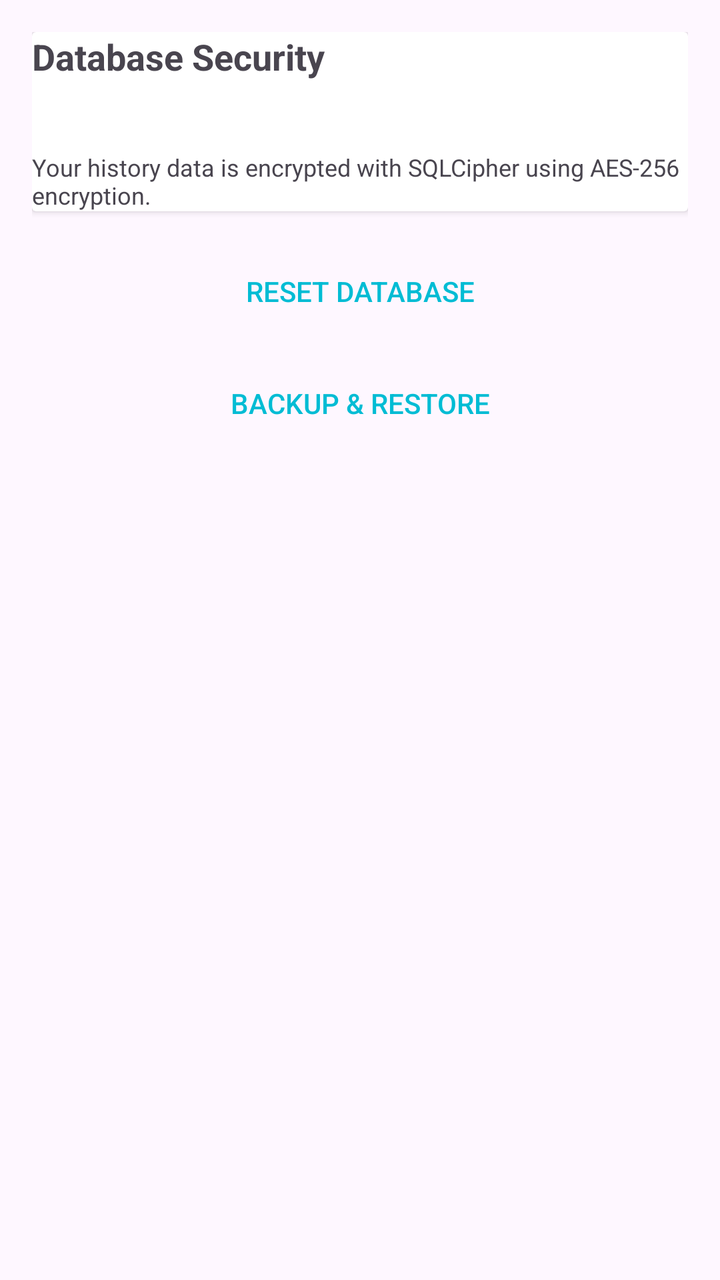
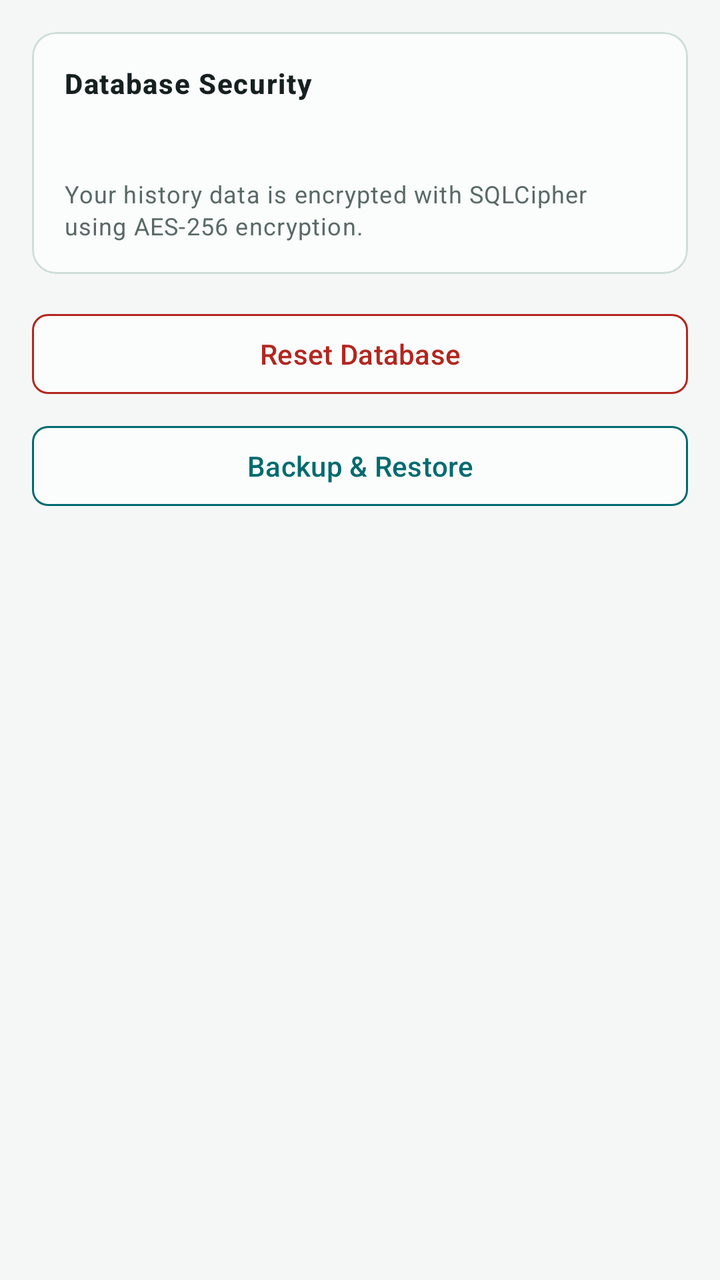

Before-and-after screenshots of an Android layout around one commit, followed by the original layout XML and the change that was made.
<!-- AndroidManifest.xml: application theme Theme.QRCodeSimple -->
<!-- res/layout/activity_database_security.xml -->
<?xml version="1.0" encoding="utf-8"?>
<ScrollView xmlns:android="http://schemas.android.com/apk/res/android"
    xmlns:app="http://schemas.android.com/apk/res-auto"
    android:layout_width="match_parent"
    android:layout_height="match_parent"
    android:padding="16dp">

    <LinearLayout
        android:layout_width="match_parent"
        android:layout_height="wrap_content"
        android:orientation="vertical">

        
        <androidx.cardview.widget.CardView
            android:layout_width="match_parent"
            android:layout_height="wrap_content"
            android:layout_marginBottom="16dp">

            <LinearLayout
                android:layout_width="match_parent"
                android:layout_height="wrap_content"
                android:orientation="vertical">

                <TextView
                    android:layout_width="wrap_content"
                    android:layout_height="wrap_content"
                    android:text="@string/database_security"
                    android:textSize="18sp"
                    android:textStyle="bold"
                    android:layout_marginBottom="8dp" />

                <TextView
                    android:id="@+id/tvEncryptionStatus"
                    android:layout_width="wrap_content"
                    android:layout_height="wrap_content"
                    android:textSize="14sp" />

                <TextView
                    android:layout_width="wrap_content"
                    android:layout_height="wrap_content"
                    android:layout_marginTop="8dp"
                    android:text="@string/sqlcipher_description"
                    android:textSize="12sp"
                    android:textColor="?android:attr/textColorSecondary" />

            </LinearLayout>

        </androidx.cardview.widget.CardView>

        
        <Button
            android:id="@+id/btnResetDatabase"
            android:layout_width="match_parent"
            android:layout_height="wrap_content"
            android:layout_marginBottom="8dp"
            android:text="@string/reset_database"
            android:textColor="?attr/colorPrimary"

            style="?android:attr/borderlessButtonStyle" />

        
        <Button
            android:id="@+id/btnExportBackup"
            android:layout_width="match_parent"
            android:layout_height="wrap_content"
            android:text="@string/backup_restore"
            android:textColor="?attr/colorPrimary"

            style="?android:attr/borderlessButtonStyle" />

    </LinearLayout>

</ScrollView>
<!-- resources referenced by this layout -->
<resources>
  <style name="Theme.QRCodeSimple" parent="Theme.Material3.DayNight.NoActionBar">
          <item name="colorPrimary">@color/cyan_500</item>
          <item name="colorPrimaryVariant">@color/cyan_700</item>
          <item name="colorOnPrimary">@color/black</item>
          <item name="colorSecondary">@color/teal_200</item>
          <item name="colorSecondaryVariant">@color/teal_700</item>
          <item name="colorOnSecondary">@color/black</item>
          <item name="android:statusBarColor">?attr/colorPrimaryVariant</item>
      </style>
  <color name="cyan_500">#FF00BCD4</color>
  <color name="cyan_700">#FF0097A7</color>
  <color name="black">#FF000000</color>
  <color name="teal_200">#FF03DAC5</color>
  <color name="teal_700">#FF018786</color>
  <!-- unchanged entries left out for length: 4 -->
</resources>

<!-- the commit's change to res/layout/activity_database_security.xml (unified diff, before → after) -->
@@ -3,7 +3,8 @@
     xmlns:app="http://schemas.android.com/apk/res-auto"
     android:layout_width="match_parent"
     android:layout_height="match_parent"
-    android:padding="16dp">
+    android:background="@color/app_background"
+    android:padding="@dimen/space_16">
 
     <LinearLayout
         android:layout_width="match_parent"
@@ -11,7 +12,8 @@
         android:orientation="vertical">
 
         
-        <androidx.cardview.widget.CardView
+        <com.google.android.material.card.MaterialCardView
+            style="@style/Widget.QRCodeSimple.Panel"
             android:layout_width="match_parent"
             android:layout_height="wrap_content"
             android:layout_marginBottom="16dp">
@@ -19,54 +21,49 @@
             <LinearLayout
                 android:layout_width="match_parent"
                 android:layout_height="wrap_content"
-                android:orientation="vertical">
+                android:orientation="vertical"
+                android:padding="@dimen/space_16">
 
                 <TextView
                     android:layout_width="wrap_content"
                     android:layout_height="wrap_content"
                     android:text="@string/database_security"
-                    android:textSize="18sp"
-                    android:textStyle="bold"
+                    android:textAppearance="@style/TextAppearance.QRCodeSimple.SectionLabel"
                     android:layout_marginBottom="8dp" />
 
                 <TextView
                     android:id="@+id/tvEncryptionStatus"
                     android:layout_width="wrap_content"
                     android:layout_height="wrap_content"
-                    android:textSize="14sp" />
+                    android:textAppearance="@style/TextAppearance.QRCodeSimple.RowTitle" />
 
                 <TextView
                     android:layout_width="wrap_content"
                     android:layout_height="wrap_content"
                     android:layout_marginTop="8dp"
                     android:text="@string/sqlcipher_description"
-                    android:textSize="12sp"
-                    android:textColor="?android:attr/textColorSecondary" />
+                    android:textAppearance="@style/TextAppearance.QRCodeSimple.Metadata" />
 
             </LinearLayout>
 
-        </androidx.cardview.widget.CardView>
+        </com.google.android.material.card.MaterialCardView>
 
         
-        <Button
+        <com.google.android.material.button.MaterialButton
             android:id="@+id/btnResetDatabase"
+            style="@style/Widget.QRCodeSimple.Button.Destructive"
             android:layout_width="match_parent"
             android:layout_height="wrap_content"
             android:layout_marginBottom="8dp"
-            android:text="@string/reset_database"
-            android:textColor="?attr/colorPrimary"
-
-            style="?android:attr/borderlessButtonStyle" />
+            android:text="@string/reset_database" />
 
         
-        <Button
+        <com.google.android.material.button.MaterialButton
             android:id="@+id/btnExportBackup"
+            style="@style/Widget.QRCodeSimple.Button.Outlined"
             android:layout_width="match_parent"
             android:layout_height="wrap_content"
-            android:text="@string/backup_restore"
-            android:textColor="?attr/colorPrimary"
-
-            style="?android:attr/borderlessButtonStyle" />
+            android:text="@string/backup_restore" />
 
     </LinearLayout>
 
<!-- resource entries referenced after the edit -->
@@ -1,19 +1,157 @@
 <!-- resources referenced by this layout -->
 <resources>
-  <style name="Theme.QRCodeSimple" parent="Theme.Material3.DayNight.NoActionBar">
-          <item name="colorPrimary">@color/cyan_500</item>
-          <item name="colorPrimaryVariant">@color/cyan_700</item>
-          <item name="colorOnPrimary">@color/black</item>
-          <item name="colorSecondary">@color/teal_200</item>
-          <item name="colorSecondaryVariant">@color/teal_700</item>
-          <item name="colorOnSecondary">@color/black</item>
-          <item name="android:statusBarColor">?attr/colorPrimaryVariant</item>
+  <color name="app_background">#FFF4F7F6</color>
+  <dimen name="space_16">16dp</dimen>
+  <style name="TextAppearance.QRCodeSimple.Metadata" parent="TextAppearance.Material3.BodySmall">
+          <item name="android:textColor">@color/app_text_secondary</item>
       </style>
-  <color name="cyan_500">#FF00BCD4</color>
-  <color name="cyan_700">#FF0097A7</color>
-  <color name="black">#FF000000</color>
-  <color name="teal_200">#FF03DAC5</color>
-  <color name="teal_700">#FF018786</color>
+  <style name="TextAppearance.QRCodeSimple.RowTitle" parent="TextAppearance.Material3.BodyLarge">
+          <item name="android:textColor">@color/app_text_primary</item>
+      </style>
+  <style name="TextAppearance.QRCodeSimple.SectionLabel" parent="TextAppearance.Material3.TitleSmall">
+          <item name="android:textColor">@color/app_text_primary</item>
+          <item name="android:textStyle">bold</item>
+          <item name="android:letterSpacing">0.04</item>
+      </style>
+  <style name="Widget.QRCodeSimple.Button.Destructive" parent="Widget.Material3.Button.OutlinedButton">
+          <item name="android:minHeight">@dimen/touch_target_min</item>
+          <item name="android:textColor">@color/app_error</item>
+          <item name="backgroundTint">@color/app_surface</item>
+          <item name="cornerRadius">@dimen/radius_compact</item>
+          <item name="iconTint">@color/app_error</item>
+          <item name="strokeColor">@color/app_error</item>
+          <item name="strokeWidth">1dp</item>
+      </style>
+  <style name="Widget.QRCodeSimple.Button.Outlined" parent="Widget.Material3.Button.OutlinedButton">
+          <item name="android:minHeight">@dimen/touch_target_min</item>
+          <item name="android:textColor">@color/app_primary</item>
+          <item name="backgroundTint">@color/app_surface</item>
+          <item name="cornerRadius">@dimen/radius_compact</item>
+          <item name="iconTint">@color/app_primary</item>
+          <item name="strokeColor">@color/app_primary</item>
+          <item name="strokeWidth">1dp</item>
+      </style>
+  <style name="Widget.QRCodeSimple.Panel" parent="">
+          <item name="cardBackgroundColor">@color/app_surface</item>
+          <item name="cardCornerRadius">@dimen/radius_panel</item>
+          <item name="cardElevation">0dp</item>
+          <item name="strokeColor">@color/app_outline_variant</item>
+          <item name="strokeWidth">@dimen/stroke_panel</item>
+      </style>
+  <style name="Theme.QRCodeSimple" parent="Theme.QRCodeSimple.Base">
+          <item name="windowActionBar">false</item>
+          <item name="windowNoTitle">true</item>
+      </style>
+  <color name="app_text_secondary">#FF596967</color>
+  <color name="app_text_primary">#FF172020</color>
+  <dimen name="touch_target_min">48dp</dimen>
+  <color name="app_error">#FFB3261E</color>
+  <color name="app_surface">#FFFBFDFC</color>
+  <dimen name="radius_compact">8dp</dimen>
+  <color name="app_primary">#FF006B70</color>
+  <dimen name="radius_panel">12dp</dimen>
+  <color name="app_outline_variant">#FFCFDDDA</color>
+  <dimen name="stroke_panel">1dp</dimen>
+  <style name="Theme.QRCodeSimple.Base" parent="Theme.Material3.DayNight">
+          <item name="colorPrimary">@color/app_primary</item>
+          <item name="colorOnPrimary">@color/app_on_primary</item>
+          <item name="colorPrimaryContainer">@color/app_primary_container</item>
+          <item name="colorOnPrimaryContainer">@color/app_on_primary_container</item>
+          <item name="colorSecondary">@color/app_secondary</item>
+          <item name="colorOnSecondary">@color/app_on_secondary</item>
+          <item name="colorSecondaryContainer">@color/app_secondary_container</item>
+          <item name="colorOnSecondaryContainer">@color/app_on_secondary_container</item>
+          <item name="colorTertiary">@color/app_primary</item>
+          <item name="colorOnTertiary">@color/app_on_primary</item>
+          <item name="colorTertiaryContainer">@color/app_primary_container</item>
+          <item name="colorOnTertiaryContainer">@color/app_on_primary_container</item>
+          <item name="colorSurface">@color/app_surface</item>
+          <item name="colorSurfaceBright">@color/app_surface_variant</item>
+          <item name="colorSurfaceDim">@color/app_background</item>
+          <item name="colorSurfaceContainerLowest">@color/app_background</item>
+          <item name="colorSurfaceContainerLow">@color/app_surface</item>
+          <item name="colorSurfaceContainer">@color/app_surface</item>
+          <item name="colorSurfaceContainerHigh">@color/app_surface_variant</item>
+          <item name="colorSurfaceContainerHighest">@color/app_surface_variant</item>
+          <item name="colorOnSurface">@color/app_text_primary</item>
+          <item name="colorSurfaceVariant">@color/app_surface_variant</item>
+          <item name="colorOnSurfaceVariant">@color/app_text_secondary</item>
+          <item name="colorSurfaceInverse">@color/app_text_primary</item>
+          <item name="colorOnSurfaceInverse">@color/app_background</item>
+          <item name="colorPrimaryInverse">@color/app_primary_container</item>
+          <item name="colorOnBackground">@color/app_text_primary</item>
+          <item name="colorOutline">@color/app_outline</item>
+          <item name="colorOutlineVariant">@color/app_outline_variant</item>
+          <item name="colorError">@color/app_error</item>
+          <item name="colorOnError">@color/app_on_error</item>
+          <item name="colorErrorContainer">@color/app_error_container</item>
+          <item name="colorOnErrorContainer">@color/app_on_error_container</item>
+          <item name="colorControlNormal">@color/app_text_secondary</item>
+          <item name="colorControlActivated">@color/app_primary</item>
+          <item name="android:colorAccent">@color/app_primary</item>
+          <item name="android:colorBackground">@color/app_background</item>
+          <item name="android:windowBackground">@color/app_background</item>
+          <item name="android:statusBarColor">@color/app_background</item>
+          <item name="android:navigationBarColor">@color/app_background</item>
+          <item name="android:windowLightStatusBar">@bool/app_light_system_bars</item>
+          <item name="android:windowLightNavigationBar">@bool/app_light_system_bars</item>
+          <item name="materialAlertDialogTheme">@style/ThemeOverlay.QRCodeSimple.MaterialAlertDialog</item>
+          <item name="materialButtonStyle">@style/Widget.QRCodeSimple.Button.Primary</item>
+          <item name="materialCardViewStyle">@style/Widget.QRCodeSimple.Panel</item>
+          <item name="bottomNavigationStyle">@style/Widget.QRCodeSimple.BottomNavigationView</item>
+      </style>
+  <color name="app_on_primary">#FFFFFFFF</color>
+  <color name="app_primary_container">#FFD8EFED</color>
+  <color name="app_on_primary_container">#FF064E52</color>
+  <color name="app_secondary">#FF496563</color>
+  <color name="app_on_secondary">#FFFFFFFF</color>
+  <color name="app_secondary_container">#FFDDE8E6</color>
+  <color name="app_on_secondary_container">#FF243F3E</color>
+  <color name="app_surface_variant">#FFEAF1EF</color>
+  <color name="app_outline">#FF758684</color>
+  <color name="app_on_error">#FFFFFFFF</color>
+  <color name="app_error_container">#FFF9DEDC</color>
+  <color name="app_on_error_container">#FF410E0B</color>
+  <style name="ThemeOverlay.QRCodeSimple.MaterialAlertDialog" parent="ThemeOverlay.Material3.MaterialAlertDialog">
+          <item name="colorSurface">@color/app_surface</item>
+          <item name="colorSurfaceContainerHigh">@color/app_surface_variant</item>
+          <item name="colorOnSurface">@color/app_text_primary</item>
+          <item name="shapeAppearanceMediumComponent">@style/ShapeAppearance.QRCodeSimple.Panel</item>
+          <item name="buttonBarPositiveButtonStyle">@style/Widget.QRCodeSimple.Button.Text</item>
+          <item name="buttonBarNegativeButtonStyle">@style/Widget.QRCodeSimple.Button.Text</item>
+          <item name="buttonBarNeutralButtonStyle">@style/Widget.QRCodeSimple.Button.Text</item>
+      </style>
+  <style name="Widget.QRCodeSimple.Button.Primary" parent="Widget.Material3.Button">
+          <item name="android:minHeight">@dimen/touch_target_min</item>
+          <item name="android:textColor">@color/app_on_primary</item>
+          <item name="backgroundTint">@color/app_primary</item>
+          <item name="cornerRadius">@dimen/radius_compact</item>
+          <item name="iconTint">@color/app_on_primary</item>
+      </style>
+  <style name="Widget.QRCodeSimple.BottomNavigationView" parent="Widget.Material3.BottomNavigationView">
+          <item name="android:background">@color/app_surface</item>
+          <item name="itemIconTint">@color/navigation_item_color</item>
+          <item name="itemTextColor">@color/navigation_item_color</item>
+          <item name="itemActiveIndicatorStyle">@style/Widget.QRCodeSimple.BottomNavigationView.ActiveIndicator</item>
+          <item name="elevation">0dp</item>
+      </style>
+  <style name="ShapeAppearance.QRCodeSimple.Panel" parent="ShapeAppearance.Material3.Corner.Medium">
+          <item name="cornerFamily">rounded</item>
+          <item name="cornerSize">@dimen/radius_panel</item>
+      </style>
+  <style name="Widget.QRCodeSimple.Button.Text" parent="Widget.Material3.Button.TextButton">
+          <item name="android:minHeight">@dimen/touch_target_min</item>
+          <item name="android:textColor">@color/app_primary</item>
+          <item name="iconTint">@color/app_primary</item>
+      </style>
+  <style name="Widget.QRCodeSimple.BottomNavigationView.ActiveIndicator" parent="Widget.Material3.BottomNavigationView.ActiveIndicator">
+          <item name="android:color">@color/app_primary_container</item>
+          <item name="shapeAppearance">@style/ShapeAppearance.QRCodeSimple.Compact</item>
+      </style>
+  <style name="ShapeAppearance.QRCodeSimple.Compact" parent="ShapeAppearance.Material3.Corner.Small">
+          <item name="cornerFamily">rounded</item>
+          <item name="cornerSize">@dimen/radius_compact</item>
+      </style>
   <!-- unchanged entries left out for length: 4 -->
 </resources>
 
